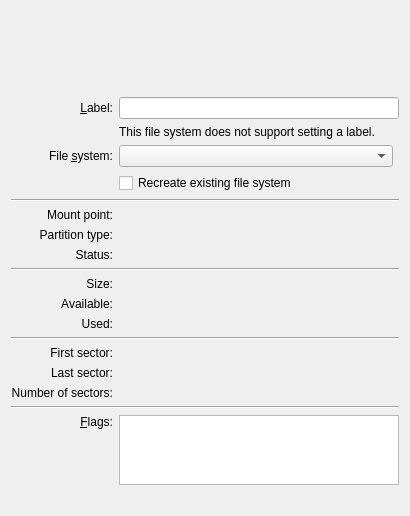
This is src/gui/partpropswidgetbase.ui in KDE/partitionmanager as Qt 5 draws it before an edit. The edited form follows.
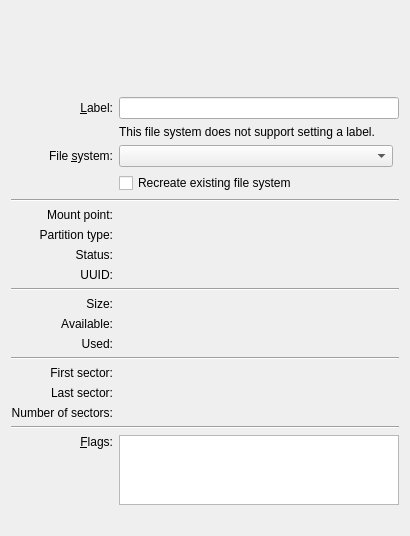
This is the edited form. Custom widgets are drawn as their Qt base class.

Commit message: Read and display UUID for some filesystems.

Patch:
```diff
--- a/src/gui/partpropswidgetbase.ui
+++ b/src/gui/partpropswidgetbase.ui
@@ -138,14 +138,14 @@
      </property>
     </widget>
    </item>
-   <item row="12" column="0" colspan="3">
+   <item row="14" column="0" colspan="3">
     <widget class="Line" name="line_2">
      <property name="orientation">
       <enum>Qt::Horizontal</enum>
      </property>
     </widget>
    </item>
-   <item row="13" column="0">
+   <item row="15" column="0">
     <widget class="QLabel" name="m_LabelTextCapacity">
      <property name="text">
       <string comment="@label">Size:</string>
@@ -155,14 +155,14 @@
      </property>
     </widget>
    </item>
-   <item row="13" column="1" colspan="2">
+   <item row="15" column="1" colspan="2">
     <widget class="QLabel" name="m_LabelCapacity">
      <property name="textInteractionFlags">
       <set>Qt::LinksAccessibleByMouse|Qt::TextSelectableByKeyboard|Qt::TextSelectableByMouse</set>
      </property>
     </widget>
    </item>
-   <item row="14" column="0">
+   <item row="16" column="0">
     <widget class="QLabel" name="m_LabelTextAvailable">
      <property name="text">
       <string comment="@label partition capacity available">Available:</string>
@@ -172,14 +172,14 @@
      </property>
     </widget>
    </item>
-   <item row="14" column="1" colspan="2">
+   <item row="16" column="1" colspan="2">
     <widget class="QLabel" name="m_LabelAvailable">
      <property name="textInteractionFlags">
       <set>Qt::LinksAccessibleByMouse|Qt::TextSelectableByKeyboard|Qt::TextSelectableByMouse</set>
      </property>
     </widget>
    </item>
-   <item row="15" column="0">
+   <item row="17" column="0">
     <widget class="QLabel" name="m_LabelTextUsed">
      <property name="text">
       <string comment="@label partition capacity used">Used:</string>
@@ -189,21 +189,21 @@
      </property>
     </widget>
    </item>
-   <item row="15" column="1" colspan="2">
+   <item row="17" column="1" colspan="2">
     <widget class="QLabel" name="m_LabelUsed">
      <property name="textInteractionFlags">
       <set>Qt::LinksAccessibleByMouse|Qt::TextSelectableByKeyboard|Qt::TextSelectableByMouse</set>
      </property>
     </widget>
    </item>
-   <item row="16" column="0" colspan="3">
+   <item row="18" column="0" colspan="3">
     <widget class="Line" name="line">
      <property name="orientation">
       <enum>Qt::Horizontal</enum>
      </property>
     </widget>
    </item>
-   <item row="17" column="0">
+   <item row="19" column="0">
     <widget class="QLabel" name="m_LabelTextFirstSector">
      <property name="text">
       <string comment="@label">First sector:</string>
@@ -213,14 +213,14 @@
      </property>
     </widget>
    </item>
-   <item row="17" column="1" colspan="2">
+   <item row="19" column="1" colspan="2">
     <widget class="QLabel" name="m_LabelFirstSector">
      <property name="textInteractionFlags">
       <set>Qt::LinksAccessibleByMouse|Qt::TextSelectableByKeyboard|Qt::TextSelectableByMouse</set>
      </property>
     </widget>
    </item>
-   <item row="18" column="0">
+   <item row="20" column="0">
     <widget class="QLabel" name="m_LabelTextLastSector">
      <property name="text">
       <string comment="@label">Last sector:</string>
@@ -230,14 +230,14 @@
      </property>
     </widget>
    </item>
-   <item row="18" column="1" colspan="2">
+   <item row="20" column="1" colspan="2">
     <widget class="QLabel" name="m_LabelLastSector">
      <property name="textInteractionFlags">
       <set>Qt::LinksAccessibleByMouse|Qt::TextSelectableByKeyboard|Qt::TextSelectableByMouse</set>
      </property>
     </widget>
    </item>
-   <item row="19" column="0">
+   <item row="21" column="0">
     <widget class="QLabel" name="m_LabelTextNumSectors">
      <property name="text">
       <string comment="@label">Number of sectors:</string>
@@ -247,21 +247,21 @@
      </property>
     </widget>
    </item>
-   <item row="19" column="1" colspan="2">
+   <item row="21" column="1" colspan="2">
     <widget class="QLabel" name="m_LabelNumSectors">
      <property name="textInteractionFlags">
       <set>Qt::LinksAccessibleByMouse|Qt::TextSelectableByKeyboard|Qt::TextSelectableByMouse</set>
      </property>
     </widget>
    </item>
-   <item row="20" column="0" colspan="3">
+   <item row="22" column="0" colspan="3">
     <widget class="Line" name="m_LineListFlags">
      <property name="orientation">
       <enum>Qt::Horizontal</enum>
      </property>
     </widget>
    </item>
-   <item row="21" column="0">
+   <item row="23" column="0">
     <widget class="QLabel" name="m_LabelTextFlags">
      <property name="text">
       <string comment="@label">&amp;Flags:</string>
@@ -274,7 +274,7 @@
      </property>
     </widget>
    </item>
-   <item row="21" column="1" colspan="2">
+   <item row="23" column="1" colspan="2">
     <widget class="QListWidget" name="m_ListFlags">
      <property name="horizontalScrollBarPolicy">
       <enum>Qt::ScrollBarAlwaysOff</enum>
@@ -290,7 +290,7 @@
      </property>
     </widget>
    </item>
-   <item row="22" column="1" colspan="2">
+   <item row="24" column="1" colspan="2">
     <spacer name="verticalSpacer_2">
      <property name="orientation">
       <enum>Qt::Vertical</enum>
@@ -329,6 +329,23 @@
      </property>
     </spacer>
    </item>
+   <item row="12" column="0">
+    <widget class="QLabel" name="m_LabelTextUuid">
+     <property name="text">
+      <string comment="@label">UUID:</string>
+     </property>
+     <property name="alignment">
+      <set>Qt::AlignRight|Qt::AlignTrailing|Qt::AlignVCenter</set>
+     </property>
+    </widget>
+   </item>
+   <item row="12" column="1">
+    <widget class="QLabel" name="m_LabelUuid">
+     <property name="textInteractionFlags">
+      <set>Qt::LinksAccessibleByMouse|Qt::TextSelectableByKeyboard|Qt::TextSelectableByMouse</set>
+     </property>
+    </widget>
+   </item>
   </layout>
  </widget>
  <customwidgets>
```
The commit also changes 16 other files.
